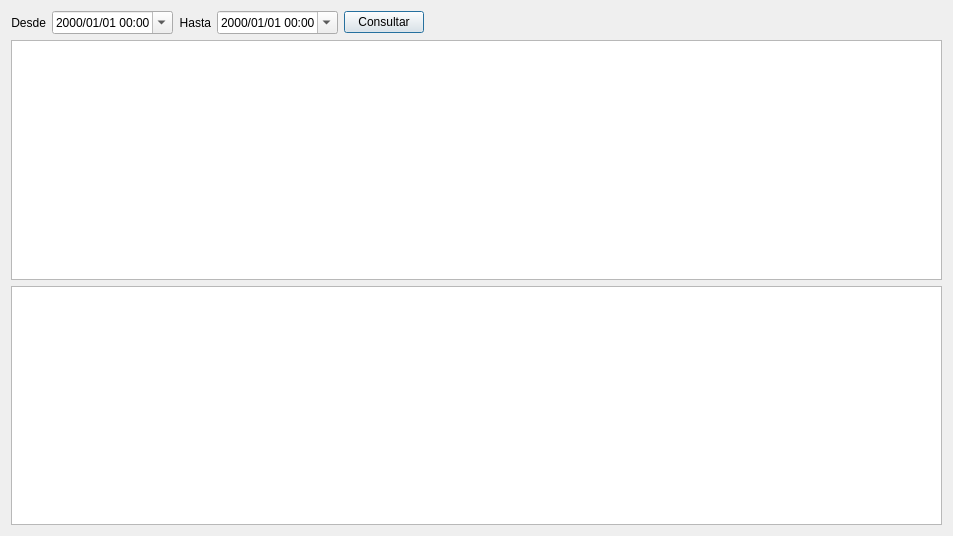
The window that historicotickets.ui (Ladis72/tienda) describes before a commit, drawn with Qt 5.
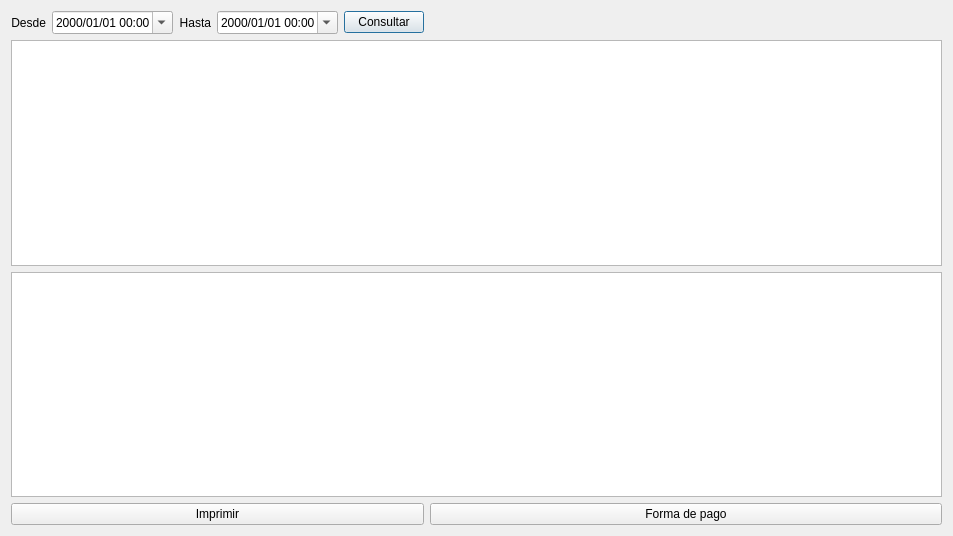
The same window after the commit.

Commit message: ImprimirTicket desde historicotickets.cpp

```diff
--- a/historicotickets.ui
+++ b/historicotickets.ui
@@ -142,6 +142,20 @@
      </attribute>
     </widget>
    </item>
+   <item row="3" column="0">
+    <widget class="QPushButton" name="pushButtonImprimir">
+     <property name="text">
+      <string>Imprimir</string>
+     </property>
+    </widget>
+   </item>
+   <item row="3" column="1" colspan="2">
+    <widget class="QPushButton" name="pushButtonFormaPago">
+     <property name="text">
+      <string>Forma de pago</string>
+     </property>
+    </widget>
+   </item>
   </layout>
  </widget>
  <resources/>
```
Left out of the diff: 56 changed lines with no effect on the pictures. The commit also changes 7 other files.
